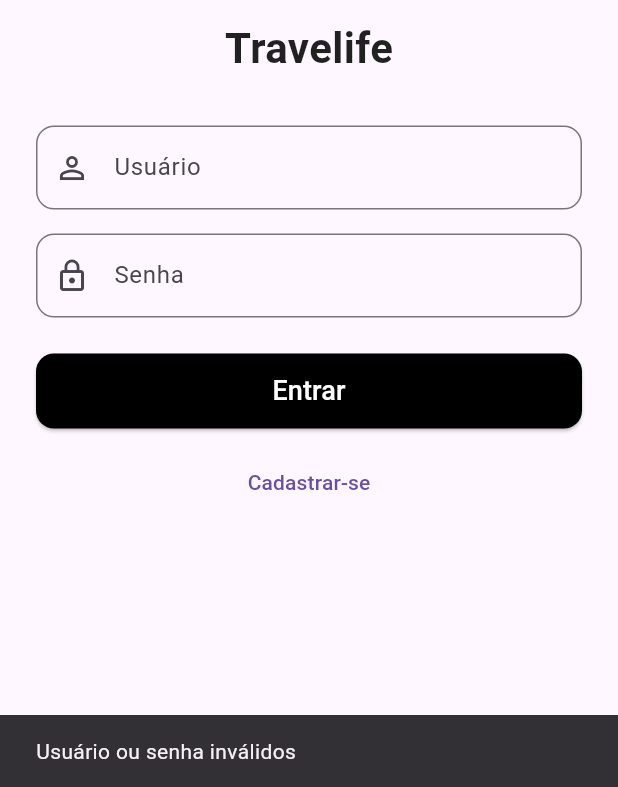
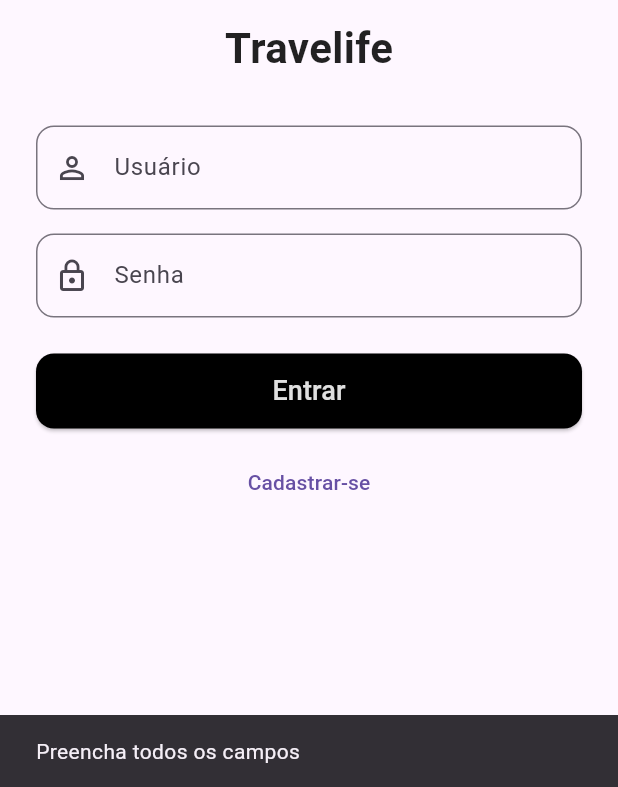
Before and after one commit to laviDomingos/Projeto-Final-Mobile-TravelLife-master, a Flutter app: the screen it shows after launch, after a tap on "Entrar", on a phone screen of 412 x 824 dp, the part 449-1236 px from its top. Run offline on Flutter 3.47's test engine with Material 3 defaults, Android fonts, the phone set to English and light mode, and no system bars; our stand-ins replace shared_preferences, supabase_flutter; accounts and stored records are empty.

Commit message:
atualizações

```diff
--- a/lib/pages/login_page.dart
+++ b/lib/pages/login_page.dart
@@ -1,6 +1,7 @@
 import 'package:flutter/material.dart';
 import 'signup_page.dart';
 import 'home_page.dart';
+import '../services/auth_service.dart';
 
 class LoginPage extends StatefulWidget {
   @override
@@ -11,36 +12,56 @@ class _LoginPageState extends State<LoginPage> {
   final _usuarioController = TextEditingController();
   final _senhaController = TextEditingController();
 
-  void _login() {
-    if (_usuarioController.text == 'teste' && _senhaController.text == '123') {
+  bool _isLoading = false;
+
+  Future<void> _login() async {
+    final usuario = _usuarioController.text.trim();
+    final senha = _senhaController.text.trim();
+
+    if (usuario.isEmpty || senha.isEmpty) {
+      ScaffoldMessenger.of(
+        context,
+      ).showSnackBar(SnackBar(content: Text('Preencha todos os campos')));
+      return;
+    }
+
+    setState(() => _isLoading = true);
+
+    try {
+      final response = await AuthService.signInWithUsername(usuario, senha);
+
+      setState(() => _isLoading = false);
+
+      if (response.user != null) {
         Navigator.pushReplacement(
           context,
           MaterialPageRoute(builder: (context) => HomePage()),
         );
       } else {
-      ScaffoldMessenger.of(context).showSnackBar(
-        SnackBar(content: Text('Usuário ou senha inválidos')),
-      );
+        ScaffoldMessenger.of(
+          context,
+        ).showSnackBar(SnackBar(content: Text('Usuário ou senha incorretos')));
+      }
+    } catch (e) {
+      setState(() => _isLoading = false);
+      ScaffoldMessenger.of(
+        context,
+      ).showSnackBar(SnackBar(content: Text('Erro: ${e.toString()}')));
     }
   }
 
   @override
   Widget build(BuildContext context) {
     return Theme(
-    data: ThemeData.light(), // 👈 Força modo claro!
+      data: ThemeData.light(),
       child: Scaffold(
-      // Retira o AppBar porque vamos botar o texto Travelife dentro do body
         body: Padding(
           padding: EdgeInsets.all(24),
           child: Column(
             mainAxisAlignment: MainAxisAlignment.center,
             children: [
-            Image.asset(
-              'assets/logo_escuro.png',
-              height: 120,
-              width: 120,
-            ),
-            SizedBox(height: 12), // espaçamento entre a logo e o texto
+              Image.asset('assets/logo_escuro.png', height: 120, width: 120),
+              SizedBox(height: 12),
               Text(
                 'Travelife',
                 style: TextStyle(
@@ -74,16 +95,19 @@ Widget build(BuildContext context) {
               ),
               SizedBox(height: 24),
               ElevatedButton(
-  onPressed: _login,
+                onPressed: _isLoading ? null : _login,
                 style: ElevatedButton.styleFrom(
                   minimumSize: Size(double.infinity, 50),
                   shape: RoundedRectangleBorder(
                     borderRadius: BorderRadius.circular(12),
                   ),
-    backgroundColor: Colors.black, // fundo preto
-    foregroundColor: Colors.white, // texto branco
+                  backgroundColor: Colors.black,
+                  foregroundColor: Colors.grey[300],
                 ),
-  child: Text('Entrar', style: TextStyle(fontSize: 18)),
+                child:
+                    _isLoading
+                        ? CircularProgressIndicator(color: Colors.white)
+                        : Text('Entrar', style: TextStyle(fontSize: 18)),
               ),
               SizedBox(height: 12),
               TextButton(
```
Also changed, not shown: lib/pages/favorites_page.dart (+28 -6 lines), lib/pages/home_page.dart (+78 -25 lines), lib/pages/profile_page.dart (+47 -18 lines), lib/pages/signup_page.dart (+13 -17 lines), lib/services/auth_service.dart (+61 -4 lines), pubspec.yaml (+1 -66 lines), lib/main.dart (line endings or trailing spaces), pubspec.lock, 1 other file. Lines whose indentation alone changed are shown as unchanged.
